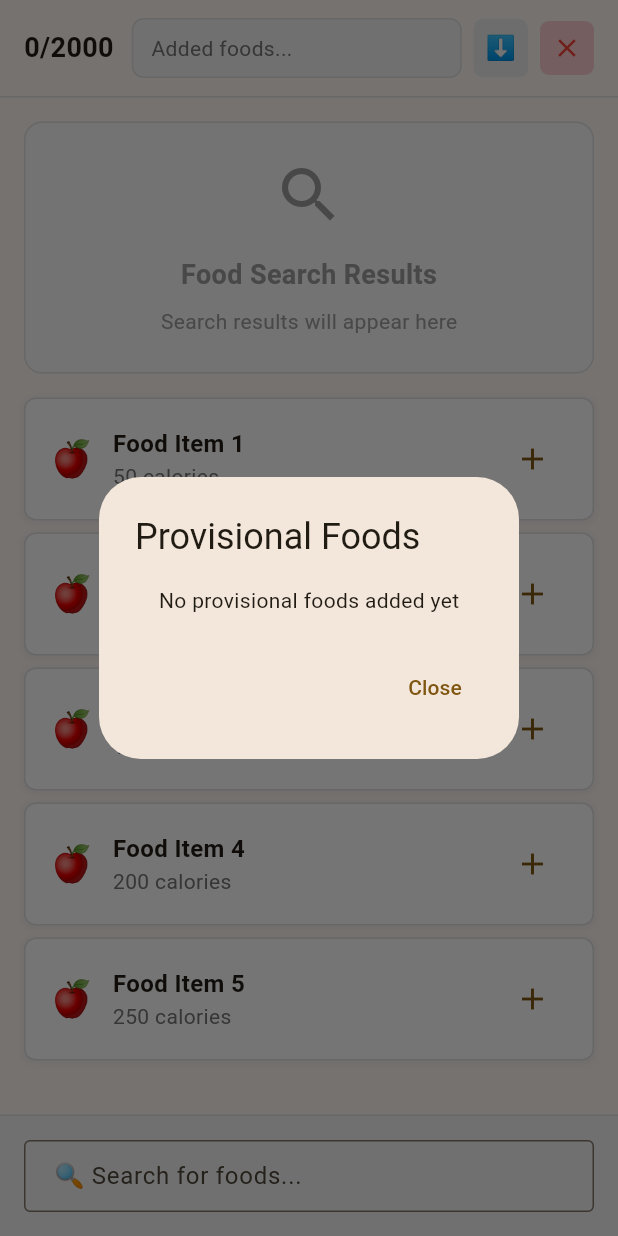
After one commit to chadat23/free_cal_counter, a Flutter app: the FoodSearchScreen screen opened directly, after a tap on "⬇️", on a phone screen of 412 x 824 dp. The commit adds this screen. Run offline on Flutter 3.47's test engine with Material 3 defaults, Android fonts, the phone set to English and light mode, and no system bars; our stand-ins replace fl_chart.

Commit message:
Search screen roughed out

```diff
--- a/lib/main.dart
+++ b/lib/main.dart
@@ -3,6 +3,7 @@ import 'screens/home_screen.dart';
 import 'screens/log_screen.dart';
 import 'screens/weight_screen.dart';
 import 'screens/settings_screen.dart';
+import 'screens/food_search_screen.dart';
 
 void main() {
   runApp(const MyApp());
@@ -70,7 +71,8 @@ class _MainScreenState extends State<MainScreen> {
     }
 
     return Scaffold(
-      body: Column(
+      body: SafeArea(
+        child: Column(
           children: [
             // Scrollable content area
             Expanded(
@@ -94,6 +96,14 @@ class _MainScreenState extends State<MainScreen> {
                   border: OutlineInputBorder(),
                   contentPadding: EdgeInsets.symmetric(horizontal: 16, vertical: 12),
                 ),
+                onTap: () {
+                  // Navigate to food search screen when tapped
+                  Navigator.of(context).push(
+                    MaterialPageRoute(
+                      builder: (context) => const FoodSearchScreen(),
+                    ),
+                  );
+                },
                 onTapOutside: (event) {
                   // Hide keyboard when tapping outside the text field
                   FocusScope.of(context).unfocus();
@@ -101,6 +111,7 @@ class _MainScreenState extends State<MainScreen> {
               ),
             ),
           ],
+        ),
       ),
       bottomNavigationBar: BottomNavigationBar(
         type: BottomNavigationBarType.fixed,
--- /dev/null
+++ b/lib/screens/food_search_screen.dart
@@ -0,0 +1,329 @@
+import 'package:flutter/material.dart';
+
+class FoodSearchScreen extends StatefulWidget {
+  const FoodSearchScreen({super.key});
+
+  @override
+  State<FoodSearchScreen> createState() => _FoodSearchScreenState();
+}
+
+class _FoodSearchScreenState extends State<FoodSearchScreen> {
+  int consumedCalories = 0;
+  int totalCalories = 2000; // Example total calories
+  List<String> provisionalFoods = []; // List to hold emojis of provisionally added foods
+  final TextEditingController _searchController = TextEditingController();
+  final FocusNode _searchFocusNode = FocusNode();
+
+  @override
+  void initState() {
+    super.initState();
+    // Focus the search box when the screen opens
+    WidgetsBinding.instance.addPostFrameCallback((_) {
+      _searchFocusNode.requestFocus();
+    });
+  }
+
+  @override
+  void dispose() {
+    _searchController.dispose();
+    _searchFocusNode.dispose();
+    super.dispose();
+  }
+
+  @override
+  Widget build(BuildContext context) {
+    return Scaffold(
+      resizeToAvoidBottomInset: true,
+      body: SafeArea(
+        child: Column(
+          children: [
+          // Fixed header - always visible, doesn't scroll
+          Container(
+            width: double.infinity,
+            padding: const EdgeInsets.fromLTRB(16.0, 12.0, 16.0, 12.0),
+            decoration: BoxDecoration(
+              color: Theme.of(context).colorScheme.surface,
+              border: Border(
+                bottom: BorderSide(color: Colors.grey[300]!),
+              ),
+            ),
+            child: Row(
+              children: [
+                // Calories display (X/Y format)
+                Text(
+                  '$consumedCalories/$totalCalories',
+                  style: const TextStyle(
+                    fontSize: 18,
+                    fontWeight: FontWeight.bold,
+                  ),
+                ),
+                const SizedBox(width: 12),
+
+                // Emoji area for provisionally added foods
+                Expanded(
+                  child: Container(
+                    height: 40,
+                    padding: const EdgeInsets.symmetric(horizontal: 12),
+                    decoration: BoxDecoration(
+                      color: Colors.grey[100],
+                      borderRadius: BorderRadius.circular(8),
+                      border: Border.all(color: Colors.grey[300]!),
+                    ),
+                    child: Row(
+                      children: [
+                        // Display emojis of provisionally added foods
+                        if (provisionalFoods.isEmpty)
+                          Text(
+                            'Added foods...',
+                            style: TextStyle(
+                              color: Colors.grey[600],
+                              fontSize: 14,
+                            ),
+                          )
+                        else
+                          Expanded(
+                            child: ListView.builder(
+                              scrollDirection: Axis.horizontal,
+                              itemCount: provisionalFoods.length,
+                              itemBuilder: (context, index) {
+                                return Padding(
+                                  padding: const EdgeInsets.only(right: 8.0),
+                                  child: Text(
+                                    provisionalFoods[index],
+                                    style: const TextStyle(fontSize: 20),
+                                  ),
+                                );
+                              },
+                            ),
+                          ),
+                      ],
+                    ),
+                  ),
+                ),
+
+                const SizedBox(width: 8),
+
+                // Dropdown arrow (⬇️)
+                GestureDetector(
+                  onTap: () {
+                    // TODO: Show detailed view of provisionally added foods
+                    _showProvisionalFoodsDetails();
+                  },
+                  child: Container(
+                    padding: const EdgeInsets.all(8),
+                    decoration: BoxDecoration(
+                      color: Colors.grey[200],
+                      borderRadius: BorderRadius.circular(6),
+                    ),
+                    child: const Text(
+                      '⬇️',
+                      style: TextStyle(fontSize: 16),
+                    ),
+                  ),
+                ),
+
+                const SizedBox(width: 8),
+
+                // Close button (X)
+                GestureDetector(
+                  onTap: () {
+                    Navigator.of(context).pop();
+                  },
+                  child: Container(
+                    padding: const EdgeInsets.all(8),
+                    decoration: BoxDecoration(
+                      color: Colors.red[100],
+                      borderRadius: BorderRadius.circular(6),
+                    ),
+                    child: const Icon(
+                      Icons.close,
+                      color: Colors.red,
+                      size: 20,
+                    ),
+                  ),
+                ),
+              ],
+            ),
+          ),
+
+          // Scrollable content area for food search results
+          Expanded(
+            child: SingleChildScrollView(
+              child: Container(
+                width: double.infinity,
+                padding: const EdgeInsets.all(16.0),
+                child: Column(
+                  children: [
+                  // Placeholder for future food search results
+                  Container(
+                    width: double.infinity,
+                    padding: const EdgeInsets.all(24.0),
+                    decoration: BoxDecoration(
+                      color: Colors.grey[50],
+                      borderRadius: BorderRadius.circular(12),
+                      border: Border.all(color: Colors.grey[300]!),
+                    ),
+                    child: const Column(
+                      children: [
+                        Icon(
+                          Icons.search,
+                          size: 48,
+                          color: Colors.grey,
+                        ),
+                        SizedBox(height: 16),
+                        Text(
+                          'Food Search Results',
+                          style: TextStyle(
+                            fontSize: 18,
+                            fontWeight: FontWeight.bold,
+                            color: Colors.grey,
+                          ),
+                        ),
+                        SizedBox(height: 8),
+                        Text(
+                          'Search results will appear here',
+                          style: TextStyle(
+                            color: Colors.grey,
+                          ),
+                        ),
+                      ],
+                    ),
+                  ),
+
+                  const SizedBox(height: 16),
+
+                  // Example food items (placeholder)
+                  ...List.generate(5, (index) {
+                    return Container(
+                      margin: const EdgeInsets.only(bottom: 8),
+                      padding: const EdgeInsets.all(16),
+                      decoration: BoxDecoration(
+                        color: Colors.white,
+                        borderRadius: BorderRadius.circular(8),
+                        border: Border.all(color: Colors.grey[300]!),
+                        boxShadow: [
+                          BoxShadow(
+                            color: Colors.grey.withOpacity(0.1),
+                            spreadRadius: 1,
+                            blurRadius: 2,
+                            offset: const Offset(0, 1),
+                          ),
+                        ],
+                      ),
+                      child: Row(
+                        children: [
+                          const Text('🍎', style: TextStyle(fontSize: 24)),
+                          const SizedBox(width: 12),
+                          Expanded(
+                            child: Column(
+                              crossAxisAlignment: CrossAxisAlignment.start,
+                              children: [
+                                Text(
+                                  'Food Item ${index + 1}',
+                                  style: const TextStyle(
+                                    fontWeight: FontWeight.bold,
+                                    fontSize: 16,
+                                  ),
+                                ),
+                                Text(
+                                  '${(index + 1) * 50} calories',
+                                  style: TextStyle(
+                                    color: Colors.grey[600],
+                                    fontSize: 14,
+                                  ),
+                                ),
+                              ],
+                            ),
+                          ),
+                          IconButton(
+                            onPressed: () {
+                              // TODO: Add to provisional foods
+                              _addToProvisionalFoods('🍎');
+                            },
+                            icon: const Icon(Icons.add),
+                            color: Theme.of(context).colorScheme.primary,
+                          ),
+                        ],
+                      ),
+                    );
+                  }),
+                  ],
+                ),
+              ),
+            ),
+          ),
+
+          // Search box at the bottom
+          Container(
+            width: double.infinity,
+            padding: const EdgeInsets.all(16.0),
+            decoration: BoxDecoration(
+              color: Colors.grey[100],
+              border: Border(
+                top: BorderSide(color: Colors.grey[300]!),
+              ),
+            ),
+            child: TextField(
+              controller: _searchController,
+              focusNode: _searchFocusNode,
+              decoration: const InputDecoration(
+                hintText: '🔍 Search for foods...',
+                border: OutlineInputBorder(),
+                contentPadding: EdgeInsets.symmetric(horizontal: 16, vertical: 12),
+              ),
+              onTapOutside: (event) {
+                // Hide keyboard when tapping outside the text field
+                FocusScope.of(context).unfocus();
+              },
+            ),
+          ),
+        ],
+        ),
+      ),
+    );
+  }
+
+  void _addToProvisionalFoods(String emoji) {
+    setState(() {
+      provisionalFoods.add(emoji);
+      consumedCalories += 50; // Example: add 50 calories per food
+    });
+  }
+
+  void _showProvisionalFoodsDetails() {
+    showDialog(
+      context: context,
+      builder: (context) => AlertDialog(
+        title: const Text('Provisional Foods'),
+        content: Column(
+          mainAxisSize: MainAxisSize.min,
+          children: [
+            if (provisionalFoods.isEmpty)
+              const Text('No provisional foods added yet')
+            else
+              ...provisionalFoods.map((emoji) => ListTile(
+                leading: Text(emoji, style: const TextStyle(fontSize: 24)),
+                title: Text('Food with $emoji'),
+                trailing: IconButton(
+                  onPressed: () {
+                    setState(() {
+                      provisionalFoods.remove(emoji);
+                      consumedCalories -= 50; // Example: remove 50 calories
+                    });
+                    Navigator.of(context).pop();
+                  },
+                  icon: const Icon(Icons.remove_circle, color: Colors.red),
+                ),
+              )),
+          ],
+        ),
+        actions: [
+          TextButton(
+            onPressed: () => Navigator.of(context).pop(),
+            child: const Text('Close'),
+          ),
+        ],
+      ),
+    );
+  }
+}
--- a/lib/screens/home_screen.dart
+++ b/lib/screens/home_screen.dart
@@ -6,8 +6,7 @@ class HomeScreen extends StatelessWidget {
 
   @override
   Widget build(BuildContext context) {
-    return SafeArea(
-      child: SingleChildScrollView(
+    return SingleChildScrollView(
         child: Column(
           children: [
             // Header with Dashboard title
@@ -238,7 +237,6 @@ class HomeScreen extends StatelessWidget {
             ),
           ],
         ),
-      ),
     );
   }
 
--- a/lib/screens/log_screen.dart
+++ b/lib/screens/log_screen.dart
@@ -724,8 +724,7 @@ class _LogScreenState extends State<LogScreen> {
 
   @override
   Widget build(BuildContext context) {
-    return SafeArea(
-      child: Column(
+    return Column(
         children: [
           // Header with date navigation
           Container(
@@ -892,7 +891,6 @@ class _LogScreenState extends State<LogScreen> {
               ),
             ),
         ],
-      ),
     );
   }
 }
--- a/lib/screens/weight_screen.dart
+++ b/lib/screens/weight_screen.dart
@@ -70,8 +70,7 @@ class _WeightScreenState extends State<WeightScreen> {
 
   @override
   Widget build(BuildContext context) {
-    return SafeArea(
-      child: GestureDetector(
+    return GestureDetector(
         onTap: () {
           // Dismiss keyboard when tapping anywhere
           FocusScope.of(context).unfocus();
@@ -157,7 +156,6 @@ class _WeightScreenState extends State<WeightScreen> {
               ),
           ],
         ),
-      ),
     );
   }
 }
```
Lines whose indentation alone changed are shown as unchanged.
